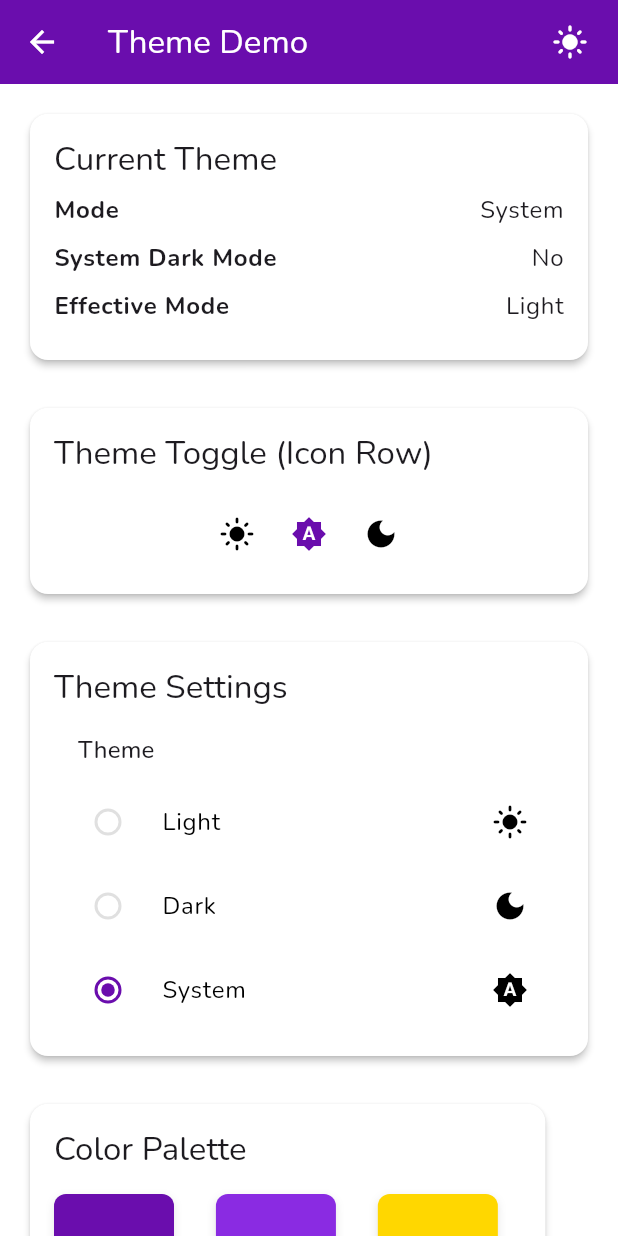
After one commit to CharaD7/savessa, a Flutter app: the ThemeDemoScreen screen opened directly, on a phone screen of 412 x 824 dp. The commit adds this screen. Run offline on Flutter 3.47's test engine with Material 3 defaults, Android fonts, the phone set to English and light mode, and no system bars; our stand-ins replace connectivity_plus, easy_localization, feather_icons, firebase_core, flutter_dotenv, go_router and 2 more; missing offline and left inert: postgres; accounts and stored records are empty.

Commit message:
Implement theme system with dark mode support
- Update color scheme to use Royal Purple (#6A0DAD), Metallic Gold (#FFD700), and Pure White (#FFFFFF)\n- Add ThemeProvider for managing and persisting theme preferences\n- Create theme toggle widgets for different UI contexts\n- Add theme demo screen to showcase theme components\n- Integrate with main.dart for app-wide theme support

```diff
--- a/lib/core/theme/app_theme.dart
+++ b/lib/core/theme/app_theme.dart
@@ -3,9 +3,9 @@ import 'package:google_fonts/google_fonts.dart';
 
 class AppTheme {
   // Color constants
-  static const Color royalPurple = Color(0xFF4A148C);
-  static const Color lightPurple = Color(0xFF7C43BD);
-  static const Color gold = Color(0xFFFFD700);
+  static const Color royalPurple = Color(0xFF6A0DAD); // Updated to match requirements
+  static const Color lightPurple = Color(0xFF8A2BE2); // Adjusted light purple to match new primary
+  static const Color gold = Color(0xFFFFD700); // Metallic Gold as specified
   static const Color lightGold = Color(0xFFFFF59D);
   static const Color white = Color(0xFFFFFFFF);
   static const Color black = Color(0xFF000000);
--- /dev/null
+++ b/lib/core/theme/theme_demo.dart
@@ -0,0 +1,214 @@
+import 'package:flutter/material.dart';
+import 'package:provider/provider.dart';
+import 'theme_provider.dart';
+import 'theme_toggle.dart';
+
+/// This is a demo widget that showcases how to use the theme toggle components
+/// in different parts of the app. This can be used as a reference for integrating
+/// theme toggle functionality in the actual app.
+class ThemeDemoScreen extends StatelessWidget {
+  const ThemeDemoScreen({super.key});
+
+  @override
+  Widget build(BuildContext context) {
+    // Get the current theme mode from the provider
+    final themeProvider = Provider.of<ThemeProvider>(context);
+    final isDarkMode = themeProvider.isDarkMode ||
+                      (themeProvider.isSystemMode &&
+                       MediaQuery.of(context).platformBrightness == Brightness.dark);
+
+    return Scaffold(
+      appBar: AppBar(
+        title: const Text('Theme Demo'),
+        // Example of using ThemeToggleSwitch in AppBar actions
+        actions: const [
+          ThemeToggleSwitch(),
+          SizedBox(width: 8),
+        ],
+      ),
+      body: SingleChildScrollView(
+        padding: const EdgeInsets.all(16.0),
+        child: Column(
+          crossAxisAlignment: CrossAxisAlignment.start,
+          children: [
+            // Display current theme information
+            Card(
+              child: Padding(
+                padding: const EdgeInsets.all(16.0),
+                child: Column(
+                  crossAxisAlignment: CrossAxisAlignment.start,
+                  children: [
+                    Text(
+                      'Current Theme',
+                      style: Theme.of(context).textTheme.titleLarge,
+                    ),
+                    const SizedBox(height: 8),
+                    _buildInfoRow(context, 'Mode', _getThemeModeName(themeProvider.themeMode)),
+                    _buildInfoRow(context, 'System Dark Mode',
+                      MediaQuery.of(context).platformBrightness == Brightness.dark ? 'Yes' : 'No'),
+                    _buildInfoRow(context, 'Effective Mode', isDarkMode ? 'Dark' : 'Light'),
+                  ],
+                ),
+              ),
+            ),
+
+            const SizedBox(height: 24),
+
+            // Example of using ThemeToggle (row of icons)
+            Card(
+              child: Padding(
+                padding: const EdgeInsets.all(16.0),
+                child: Column(
+                  crossAxisAlignment: CrossAxisAlignment.start,
+                  children: [
+                    Text(
+                      'Theme Toggle (Icon Row)',
+                      style: Theme.of(context).textTheme.titleLarge,
+                    ),
+                    const SizedBox(height: 16),
+                    const Center(child: ThemeToggle()),
+                  ],
+                ),
+              ),
+            ),
+
+            const SizedBox(height: 24),
+
+            // Example of using ThemeSettingTile in a settings screen
+            Card(
+              child: Padding(
+                padding: const EdgeInsets.all(16.0),
+                child: Column(
+                  crossAxisAlignment: CrossAxisAlignment.start,
+                  children: [
+                    Text(
+                      'Theme Settings',
+                      style: Theme.of(context).textTheme.titleLarge,
+                    ),
+                    const SizedBox(height: 8),
+                    const ThemeSettingTile(),
+                  ],
+                ),
+              ),
+            ),
+
+            const SizedBox(height: 24),
+
+            // Display color palette
+            Card(
+              child: Padding(
+                padding: const EdgeInsets.all(16.0),
+                child: Column(
+                  crossAxisAlignment: CrossAxisAlignment.start,
+                  children: [
+                    Text(
+                      'Color Palette',
+                      style: Theme.of(context).textTheme.titleLarge,
+                    ),
+                    const SizedBox(height: 16),
+                    _buildColorPalette(context),
+                  ],
+                ),
+              ),
+            ),
+          ],
+        ),
+      ),
+    );
+  }
+
+  // Helper method to build info rows
+  Widget _buildInfoRow(BuildContext context, String label, String value) {
+    return Padding(
+      padding: const EdgeInsets.only(bottom: 8.0),
+      child: Row(
+        mainAxisAlignment: MainAxisAlignment.spaceBetween,
+        children: [
+          Text(
+            label,
+            style: Theme.of(context).textTheme.bodyLarge?.copyWith(
+              fontWeight: FontWeight.bold,
+            ),
+          ),
+          Text(
+            value,
+            style: Theme.of(context).textTheme.bodyLarge,
+          ),
+        ],
+      ),
+    );
+  }
+
+  // Helper method to get theme mode name
+  String _getThemeModeName(ThemeMode mode) {
+    switch (mode) {
+      case ThemeMode.light:
+        return 'Light';
+      case ThemeMode.dark:
+        return 'Dark';
+      case ThemeMode.system:
+        return 'System';
+    }
+  }
+
+  // Helper method to build color palette
+  Widget _buildColorPalette(BuildContext context) {
+    final colorScheme = Theme.of(context).colorScheme;
+
+    return Wrap(
+      spacing: 16,
+      runSpacing: 16,
+      children: [
+        _buildColorItem(context, 'Primary', colorScheme.primary),
+        _buildColorItem(context, 'Primary Container', colorScheme.primaryContainer),
+        _buildColorItem(context, 'Secondary', colorScheme.secondary),
+        _buildColorItem(context, 'Secondary Container', colorScheme.secondaryContainer),
+        _buildColorItem(context, 'Surface', colorScheme.surface),
+        _buildColorItem(context, 'Background', colorScheme.surface),
+        _buildColorItem(context, 'Error', colorScheme.error),
+      ],
+    );
+  }
+
+  // Helper method to build color item
+  Widget _buildColorItem(BuildContext context, String label, Color color) {
+    // Determine if text should be white or black based on color brightness
+    final textColor = color.computeLuminance() > 0.5 ? Colors.black : Colors.white;
+
+    return Column(
+      children: [
+        Container(
+          width: 80,
+          height: 80,
+          decoration: BoxDecoration(
+            color: color,
+            borderRadius: BorderRadius.circular(8),
+            boxShadow: [
+              BoxShadow(
+                color: Colors.black.withOpacity(0.1),
+                blurRadius: 4,
+                offset: const Offset(0, 2),
+              ),
+            ],
+          ),
+          child: Center(
+            child: Text(
+              '#${color.value.toRadixString(16).substring(2).toUpperCase()}',
+              style: TextStyle(
+                color: textColor,
+                fontSize: 12,
+                fontWeight: FontWeight.bold,
+              ),
+            ),
+          ),
+        ),
+        const SizedBox(height: 8),
+        Text(
+          label,
+          style: Theme.of(context).textTheme.bodySmall,
+          textAlign: TextAlign.center,
+        ),
+      ],
+    );
+  }
+}
--- /dev/null
+++ b/lib/core/theme/theme_provider.dart
@@ -0,0 +1,90 @@
+import 'package:flutter/material.dart';
+import 'package:shared_preferences/shared_preferences.dart';
+
+class ThemeProvider extends ChangeNotifier {
+  // Theme mode key for shared preferences
+  static const String _themeKey = 'theme_mode';
+
+  // Default theme mode
+  ThemeMode _themeMode = ThemeMode.system;
+
+  // Getter for current theme mode
+  ThemeMode get themeMode => _themeMode;
+
+  // Constructor - loads saved theme mode
+  ThemeProvider() {
+    _loadThemeMode();
+  }
+
+  // Load theme mode from shared preferences
+  Future<void> _loadThemeMode() async {
+    try {
+      final prefs = await SharedPreferences.getInstance();
+      final savedThemeMode = prefs.getString(_themeKey);
+
+      if (savedThemeMode != null) {
+        _themeMode = _getThemeModeFromString(savedThemeMode);
+        notifyListeners();
+      }
+    } catch (e) {
+      // If there's an error, fallback to system theme
+      _themeMode = ThemeMode.system;
+    }
+  }
+
+  // Save theme mode to shared preferences
+  Future<void> _saveThemeMode(ThemeMode mode) async {
+    try {
+      final prefs = await SharedPreferences.getInstance();
+      await prefs.setString(_themeKey, mode.toString());
+    } catch (e) {
+      // Handle error silently
+      debugPrint('Error saving theme mode: $e');
+    }
+  }
+
+  // Convert string to ThemeMode
+  ThemeMode _getThemeModeFromString(String themeModeString) {
+    switch (themeModeString) {
+      case 'ThemeMode.light':
+        return ThemeMode.light;
+      case 'ThemeMode.dark':
+        return ThemeMode.dark;
+      case 'ThemeMode.system':
+      default:
+        return ThemeMode.system;
+    }
+  }
+
+  // Set theme mode
+  Future<void> setThemeMode(ThemeMode mode) async {
+    if (_themeMode == mode) return;
+
+    _themeMode = mode;
+    notifyListeners();
+    await _saveThemeMode(mode);
+  }
+
+  // Toggle between light and dark mode
+  Future<void> toggleTheme() async {
+    if (_themeMode == ThemeMode.light) {
+      await setThemeMode(ThemeMode.dark);
+    } else {
+      await setThemeMode(ThemeMode.light);
+    }
+  }
+
+  // Set to system theme
+  Future<void> useSystemTheme() async {
+    await setThemeMode(ThemeMode.system);
+  }
+
+  // Check if current theme is dark
+  bool get isDarkMode => _themeMode == ThemeMode.dark;
+
+  // Check if current theme is light
+  bool get isLightMode => _themeMode == ThemeMode.light;
+
+  // Check if current theme is system
+  bool get isSystemMode => _themeMode == ThemeMode.system;
+}
--- /dev/null
+++ b/lib/core/theme/theme_toggle.dart
@@ -0,0 +1,135 @@
+import 'package:flutter/material.dart';
+import 'package:provider/provider.dart';
+import 'theme_provider.dart';
+
+class ThemeToggle extends StatelessWidget {
+  final bool showSystemOption;
+
+  const ThemeToggle({
+    super.key,
+    this.showSystemOption = true,
+  });
+
+  @override
+  Widget build(BuildContext context) {
+    return Consumer<ThemeProvider>(
+      builder: (context, themeProvider, _) {
+        return Row(
+          mainAxisSize: MainAxisSize.min,
+          children: [
+            // Light theme icon button
+            IconButton(
+              icon: const Icon(Icons.light_mode),
+              onPressed: () => themeProvider.setThemeMode(ThemeMode.light),
+              color: themeProvider.isLightMode
+                  ? Theme.of(context).colorScheme.primary
+                  : null,
+              tooltip: 'Light Theme',
+            ),
+
+            // System theme icon button (optional)
+            if (showSystemOption)
+              IconButton(
+                icon: const Icon(Icons.brightness_auto),
+                onPressed: () => themeProvider.setThemeMode(ThemeMode.system),
+                color: themeProvider.isSystemMode
+                    ? Theme.of(context).colorScheme.primary
+                    : null,
+                tooltip: 'System Theme',
+              ),
+
+            // Dark theme icon button
+            IconButton(
+              icon: const Icon(Icons.dark_mode),
+              onPressed: () => themeProvider.setThemeMode(ThemeMode.dark),
+              color: themeProvider.isDarkMode
+                  ? Theme.of(context).colorScheme.primary
+                  : null,
+              tooltip: 'Dark Theme',
+            ),
+          ],
+        );
+      },
+    );
+  }
+}
+
+// A more compact version that can be used in app bars or other constrained spaces
+class ThemeToggleSwitch extends StatelessWidget {
+  const ThemeToggleSwitch({super.key});
+
+  @override
+  Widget build(BuildContext context) {
+    return Consumer<ThemeProvider>(
+      builder: (context, themeProvider, _) {
+        final isDark = themeProvider.isDarkMode ||
+                      (themeProvider.isSystemMode &&
+                       MediaQuery.of(context).platformBrightness == Brightness.dark);
+
+        return IconButton(
+          icon: Icon(isDark ? Icons.dark_mode : Icons.light_mode),
+          onPressed: () => themeProvider.toggleTheme(),
+          tooltip: isDark ? 'Switch to Light Theme' : 'Switch to Dark Theme',
+        );
+      },
+    );
+  }
+}
+
+// A theme toggle that can be used in settings screens
+class ThemeSettingTile extends StatelessWidget {
+  const ThemeSettingTile({super.key});
+
+  @override
+  Widget build(BuildContext context) {
+    return Consumer<ThemeProvider>(
+      builder: (context, themeProvider, _) {
+        return Column(
+          crossAxisAlignment: CrossAxisAlignment.start,
+          children: [
+            Padding(
+              padding: const EdgeInsets.symmetric(horizontal: 16.0, vertical: 8.0),
+              child: Text(
+                'Theme',
+                style: Theme.of(context).textTheme.titleMedium,
+              ),
+            ),
+            RadioListTile<ThemeMode>(
+              title: const Text('Light'),
+              value: ThemeMode.light,
+              groupValue: themeProvider.themeMode,
+              onChanged: (ThemeMode? value) {
+                if (value != null) {
+                  themeProvider.setThemeMode(value);
+                }
+              },
+              secondary: const Icon(Icons.light_mode),
+            ),
+            RadioListTile<ThemeMode>(
+              title: const Text('Dark'),
+              value: ThemeMode.dark,
+              groupValue: themeProvider.themeMode,
+              onChanged: (ThemeMode? value) {
+                if (value != null) {
+                  themeProvider.setThemeMode(value);
+                }
+              },
+              secondary: const Icon(Icons.dark_mode),
+            ),
+            RadioListTile<ThemeMode>(
+              title: const Text('System'),
+              value: ThemeMode.system,
+              groupValue: themeProvider.themeMode,
+              onChanged: (ThemeMode? value) {
+                if (value != null) {
+                  themeProvider.setThemeMode(value);
+                }
+              },
+              secondary: const Icon(Icons.brightness_auto),
+            ),
+          ],
+        );
+      },
+    );
+  }
+}
```
